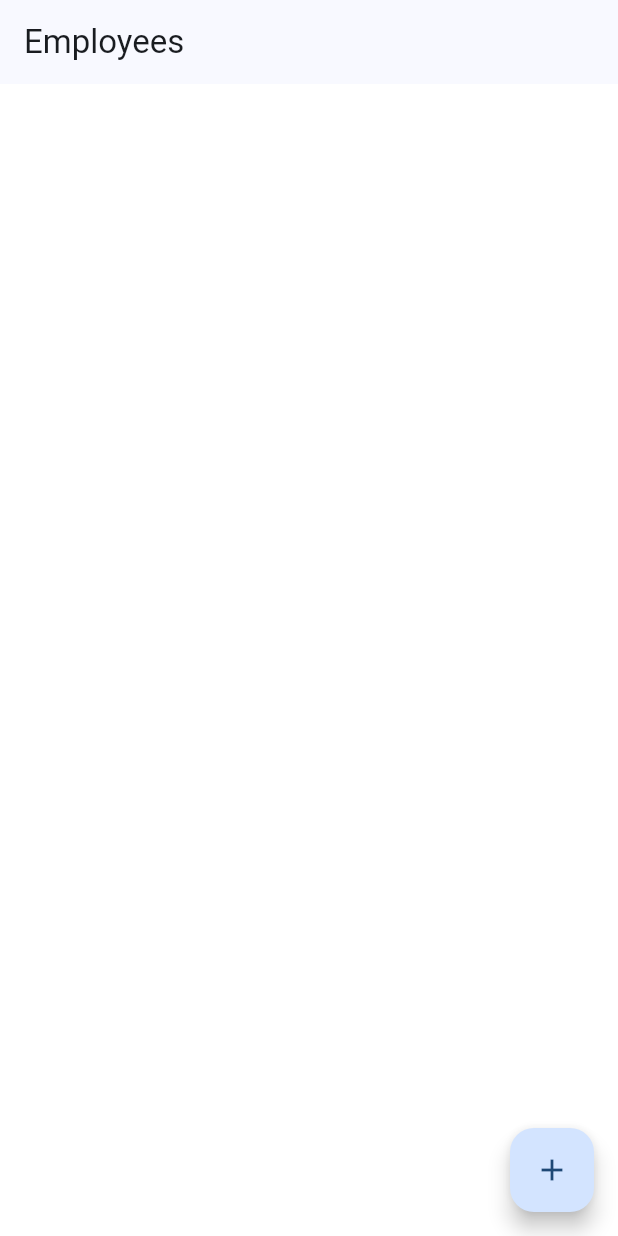
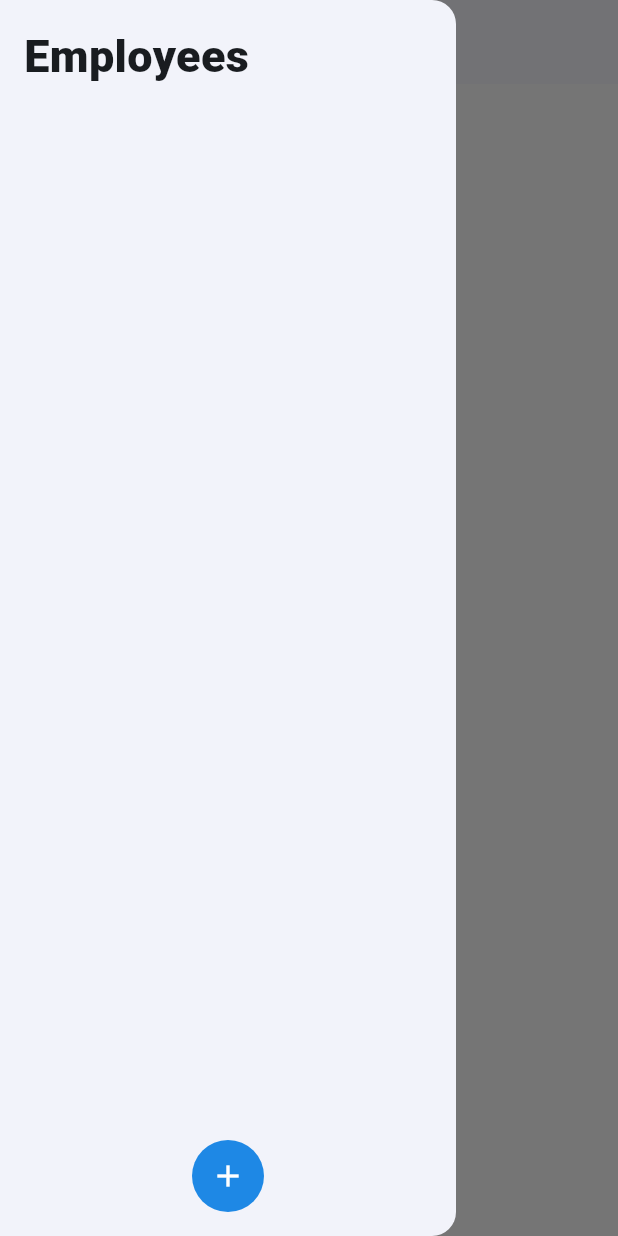
Before and after one commit to freedomdp/MiroFirebase, a Flutter app: the screen it shows after launch, with the side drawer open (before the commit the screen has no drawer), on a phone screen of 412 x 824 dp. Run offline on Flutter 3.47's test engine with Material 3 defaults, Android fonts, the phone set to English and light mode, and no system bars; our stand-ins replace cloud_firestore, firebase_core; accounts and stored records are empty.

Commit message:
sidebar done

```diff
--- a/lib/screens/home_page.dart
+++ b/lib/screens/home_page.dart
@@ -1,6 +1,5 @@
-import 'package:cloud_firestore/cloud_firestore.dart';
 import 'package:flutter/material.dart';
-import 'package:miro/FireBase/firestore.dart';
+import 'package:miro/widgets/sidebar.dart';
 
 class HomePage extends StatefulWidget {
   const HomePage({super.key});
@@ -10,100 +9,22 @@ class HomePage extends StatefulWidget {
 }
 
 class _HomePageState extends State<HomePage> {
-  // firestore
-  final FirestoreService firestoreService = FirestoreService();
-
-  // text controller
-  final TextEditingController textController = TextEditingController();
-
-  // open a dialog vox to add a note
-  void openNoteBox({String? docID}) {
-    showDialog(
-      context: context,
-      builder: (context) => AlertDialog(
-          content: TextField(
-            controller: textController,
-          ),
-          actions: [
-            // button to save
-            ElevatedButton(
-                onPressed: () {
-                  // add a new note
-                  if (docID == null) {
-                    firestoreService.addEmployee(textController.text);
-                  }
-                  // update an existing note
-                  else {
-                    firestoreService.updateEmployee(docID, textController.text);
-                  }
-
-                  // clear the text controller
-                  textController.clear();
-
-                  // close the box
-                  Navigator.pop(context);
-                },
-                child: const Text('Add'))
-          ]),
-    );
-  }
+  // Используется GlobalKey<ScaffoldState> для управления состоянием Scaffold из кода
+  final GlobalKey<ScaffoldState> _scaffoldKey = GlobalKey<ScaffoldState>();
 
   @override
   Widget build(BuildContext context) {
     return Scaffold(
+      key: _scaffoldKey,
       appBar: AppBar(
-        title: const Text('Employees'),
+        title: const Text('Smart Ship Cars'),
+        automaticallyImplyLeading: false,
+        leading: IconButton(
+          icon: const Icon(Icons.person),
+          onPressed: () => _scaffoldKey.currentState?.openDrawer(),
+        ),
       ),
-      floatingActionButton: FloatingActionButton(
-        onPressed: openNoteBox,
-        child: const Icon(Icons.add),
-      ),
-      body: StreamBuilder<QuerySnapshot>(
-          stream: firestoreService.getEmployeesStream(),
-          builder: (context, snapshot) {
-            // if we have data, get all the docs
-            if (snapshot.hasData) {
-              List notesList = snapshot.data!.docs;
-
-              // display as a list
-              return ListView.builder(
-                itemCount: notesList.length,
-                itemBuilder: (context, index) {
-                  // get aech individual doc
-                  DocumentSnapshot document = notesList[index];
-                  String docID = document.id;
-
-                  // get note from each doc
-                  Map<String, dynamic> data =
-                      document.data() as Map<String, dynamic>;
-                  String noteText = data['Employee'];
-                  // display as a list title
-                  return ListTile(
-                    title: Text(noteText),
-                    trailing: Row(
-                      mainAxisSize: MainAxisSize.min,
-                      children: [
-                        // update button
-                        IconButton(
-                          onPressed: () => openNoteBox(docID: docID),
-                          icon: const Icon(Icons.edit),
-                        ),
-
-                        // delete button
-                        IconButton(
-                          onPressed: () =>
-                              firestoreService.deleteEmployee(docID),
-                          icon: const Icon(Icons.delete),
-                        ),
-                      ],
-                    ),
-                  );
-                },
-              );
-            } else {
-              return const Text("No notes ...");
-            }
-          }),
+      drawer: EmployeesSidebar(),
     );
   }
 }
--- a/lib/style/text_styles.dart
+++ b/lib/style/text_styles.dart
@@ -1,6 +1,5 @@
 import 'package:flutter/material.dart';
 import 'colors.dart';
-
 
 class TextStyles {
   static const TextStyle textStyle = TextStyle(
@@ -16,7 +15,7 @@ class TextStyles {
   );
 
   static const TextStyle tebleText = TextStyle(
-    fontSize: 12.0,
+    fontSize: 18.0,
     fontWeight: FontWeight.normal,
     color: AppColors.text,
   );
--- /dev/null
+++ b/lib/widgets/sidebar.dart
@@ -0,0 +1,138 @@
+import 'package:cloud_firestore/cloud_firestore.dart';
+import 'package:flutter/material.dart';
+import 'package:miro/FireBase/firestore.dart';
+import 'package:miro/style/colors.dart';
+import 'package:miro/style/text_styles.dart';
+
+class EmployeesSidebar extends StatefulWidget {
+  EmployeesSidebar({Key? key}) : super(key: key);
+
+  // firestore
+  final FirestoreService firestoreService = FirestoreService();
+
+  @override
+  State<EmployeesSidebar> createState() => _EmployeesSidebarState();
+}
+
+class _EmployeesSidebarState extends State<EmployeesSidebar> {
+  // text controller
+  final TextEditingController textController = TextEditingController();
+
+  // open a dialog vox to add a note
+  void openEmployeesBox({String? docID}) {
+    showDialog(
+      context: context,
+      builder: (context) => AlertDialog(
+          content: TextField(
+            controller: textController,
+          ),
+          actions: [
+            // button to save
+            ElevatedButton(
+                onPressed: () {
+                  // add a new note
+                  if (docID == null) {
+                    widget.firestoreService.addEmployee(textController.text);
+                  }
+                  // update an existing note
+                  else {
+                    widget.firestoreService
+                        .updateEmployee(docID, textController.text);
+                  }
+
+                  // clear the text controller
+                  textController.clear();
+
+                  // close the box
+                  Navigator.pop(context);
+                },
+                child: const Text('Add'))
+          ]),
+    );
+  }
+
+  @override
+  Widget build(BuildContext context) {
+    return Drawer(
+      child: Column(
+        children: <Widget>[
+          Container(
+            padding: const EdgeInsets.all(16.0),
+            alignment: Alignment.centerLeft,
+            child: const Text(
+              'Employees',
+              style: TextStyles.h1Style,
+            ),
+          ),
+          Expanded(
+            child: StreamBuilder<QuerySnapshot>(
+                stream: widget.firestoreService.getEmployeesStream(),
+                builder: (context, snapshot) {
+                  // if we have data, get all the docs
+                  if (snapshot.hasData) {
+                    List notesList = snapshot.data!.docs;
+
+                    // display as a list
+                    return ListView.builder(
+                      itemCount: notesList.length,
+                      itemBuilder: (context, index) {
+                        // get aech individual doc
+                        DocumentSnapshot document = notesList[index];
+                        String docID = document.id;
+
+                        // get note from each doc
+                        Map<String, dynamic> data =
+                            document.data() as Map<String, dynamic>;
+                        String noteText = data['Employee'];
+                        // display as a list title
+                        return ListTile(
+                          title: Text(noteText, style: TextStyles.tebleText),
+                          trailing: Row(
+                            mainAxisSize: MainAxisSize.min,
+                            children: [
+                              // update button
+                              IconButton(
+                                onPressed: () => openEmployeesBox(docID: docID),
+                                icon: const Icon(Icons.edit),
+                              ),
+
+                              // delete button
+                              IconButton(
+                                onPressed: () => widget.firestoreService
+                                    .deleteEmployee(docID),
+                                icon: const Icon(Icons.delete),
+                              ),
+                            ],
+                          ),
+                        );
+                      },
+                    );
+                  } else {
+                    return const Text("No notes ...");
+                  }
+                }),
+          ),
+          Padding(
+            padding:
+                const EdgeInsets.symmetric(vertical: 16.0, horizontal: 8.0),
+            child: Align(
+              alignment: Alignment.center,
+              child: Ink(
+                decoration: BoxDecoration(
+                  color: AppColors.primary, // Цвет фона кнопки
+                  borderRadius:
+                      BorderRadius.circular(100), // Делаем круглую форму
+                ),
+                child: IconButton(
+                  icon: const Icon(Icons.add),
+                  color: AppColors.background, // Цвет иконки
+                  onPressed: () => openEmployeesBox(), // Действие при нажатии
+                ),
+              ),
+            ),
+          ),
+        ],
+      ),
+    );
+  }
+}
```
